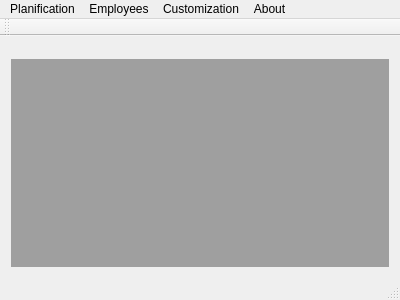
The window that b6p/mainwindow.ui (diegowald/b6p) describes before a commit, drawn with Qt 5.
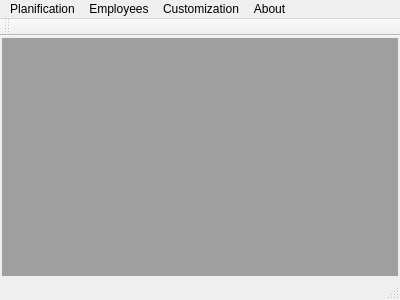
The same window after the commit. Custom widgets are drawn as their Qt base class.

Patch:
```diff
--- a/b6p/mainwindow.ui
+++ b/b6p/mainwindow.ui
@@ -15,12 +15,21 @@
   </property>
   <widget class="QWidget" name="centralWidget">
    <layout class="QVBoxLayout" name="verticalLayout">
-    <item>
-     <widget class="TimeAssignment" name="widget" native="true"/>
-    </item>
-    <item>
-     <widget class="TimeAssignment" name="widget_2" native="true"/>
-    </item>
+    <property name="spacing">
+     <number>2</number>
+    </property>
+    <property name="leftMargin">
+     <number>2</number>
+    </property>
+    <property name="topMargin">
+     <number>2</number>
+    </property>
+    <property name="rightMargin">
+     <number>2</number>
+    </property>
+    <property name="bottomMargin">
+     <number>2</number>
+    </property>
     <item>
      <widget class="QMdiArea" name="mdiArea"/>
     </item>
@@ -142,14 +151,6 @@
   </action>
  </widget>
  <layoutdefault spacing="6" margin="11"/>
- <customwidgets>
-  <customwidget>
-   <class>TimeAssignment</class>
-   <extends>QWidget</extends>
-   <header location="global">timeassignment.h</header>
-   <container>1</container>
-  </customwidget>
- </customwidgets>
  <resources/>
  <connections/>
 </ui>
```
